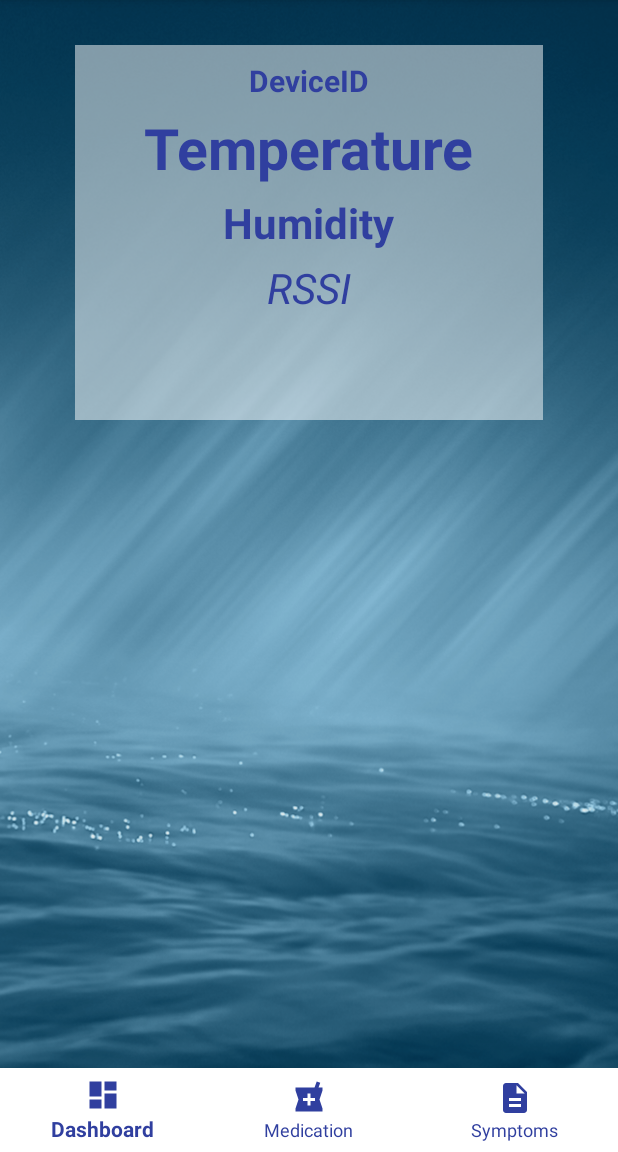
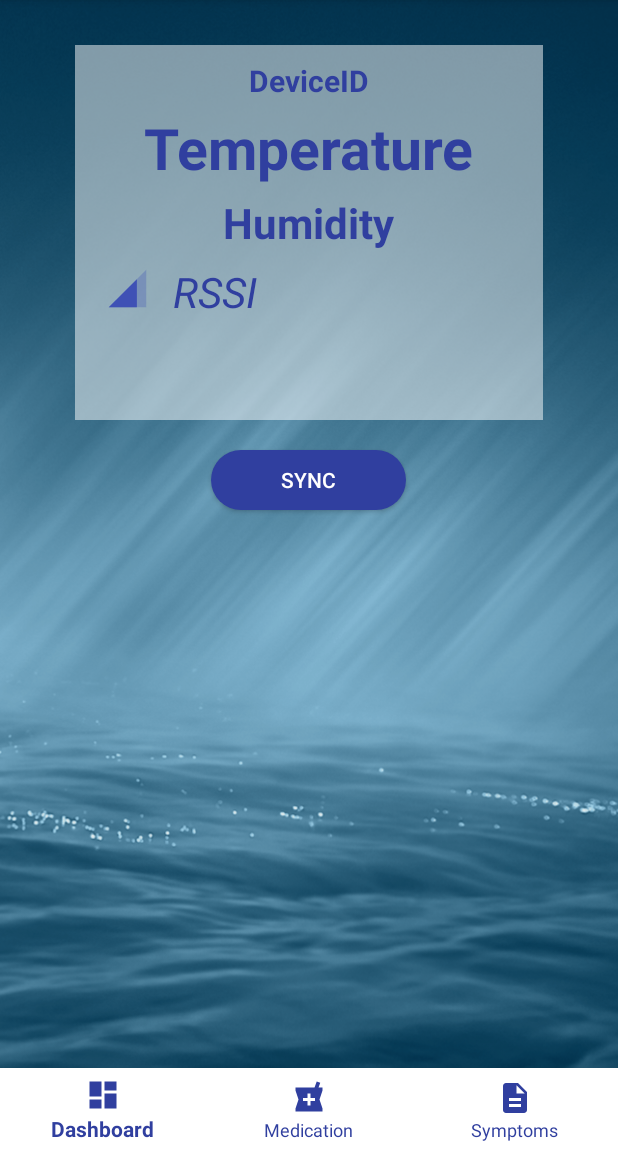
Before and after one commit to MuradAhmad/Asthma, an Android app: the MainActivity screen opened directly, with no data from a screen before it, on a phone screen of 412 x 824 dp, the part 84-1236 px from its top. Run offline under Robolectric (Android 15) with nearby library versions, the phone set to English and light mode, and no system bars; our stand-ins replace Volley; libraries missing offline, so code that uses them is left out: org.altbeacon.beacon; 2 statements that could not run were skipped.

Commit message:
update
update

```diff
--- a/app/src/main/AndroidManifest.xml
+++ b/app/src/main/AndroidManifest.xml
@@ -53,8 +53,7 @@
 
         <receiver
             android:name=".NotificationReceiver"
-            android:enabled="true"
-            android:exported="false" >
+            >
         </receiver>
 
 
--- a/app/src/main/java/com/example/murahmad/asthma/Database.java
+++ b/app/src/main/java/com/example/murahmad/asthma/Database.java
@@ -96,7 +96,7 @@ public class Database extends SQLiteOpenHelper {
         db.execSQL("create table " + SYMPTOMS_TABLE + "(Symptoms TEXT, Timestamp REAL)");
         db.execSQL("create table " + FEEDBACK_TABLE + "(Feedback TEXT, Timestamp REAL)");
         db.execSQL("create table " + LOCATION_TABLE + "(Latitude TEXT, Longitude TEXT, Timestamp REAL)");
-        db.execSQL("create table " + SETTING_TABLE + "(MorningTime TEXT, EveningTime TEXT, LoginToken TEXT, Timestamp REAL)");
+        db.execSQL("create table " + SETTING_TABLE + "(MorningTime TEXT, Eveni¢ngTime TEXT, LoginToken TEXT, Timestamp REAL)");
     }
 
     @Override
--- a/app/src/main/java/com/example/murahmad/asthma/MainActivity.java
+++ b/app/src/main/java/com/example/murahmad/asthma/MainActivity.java
@@ -30,6 +30,12 @@ import android.view.MenuItem;
 import android.widget.FrameLayout;
 import android.widget.Toast;
 
+import com.android.volley.Request;
+import com.android.volley.RequestQueue;
+import com.android.volley.Response;
+import com.android.volley.VolleyError;
+import com.android.volley.toolbox.JsonObjectRequest;
+import com.android.volley.toolbox.Volley;
 import com.google.android.gms.common.ConnectionResult;
 import com.google.android.gms.common.api.GoogleApiClient;
 import com.google.android.gms.location.FusedLocationProviderApi;
@@ -37,14 +43,19 @@ import com.google.android.gms.location.FusedLocationProviderClient;
 import com.google.android.gms.location.LocationListener;
 import com.google.android.gms.location.LocationRequest;
 import com.google.android.gms.location.LocationServices;
+import com.google.gson.JsonObject;
 
 import org.altbeacon.beacon.BeaconManager;
 import org.altbeacon.beacon.Region;
+import org.json.JSONException;
+import org.json.JSONObject;
 
 import java.util.ArrayList;
 import java.util.Calendar;
 import java.util.Date;
+import java.util.HashMap;
 import java.util.List;
+import java.util.Map;
 import java.util.Timer;
 import java.util.concurrent.ScheduledExecutorService;
 
@@ -81,6 +92,10 @@ public class MainActivity extends AppCompatActivity implements GoogleApiClient.C
     private Double myLongitude;
 
 
+    // array lists for local database tables
+    private List<String> symptomsList;
+    private List<String> feedbackList;
+    private List<String> deviceList;
 
     private static final String TAG = "MainActivity";
 
@@ -104,7 +119,7 @@ public class MainActivity extends AppCompatActivity implements GoogleApiClient.C
 
     Database handler;
     SQLiteDatabase db;
-    Cursor cursor;
+    Cursor cursor,cursor1,cursor2;
 
     private Timer timer;
     private Handler scanTimerHandler;
@@ -155,15 +170,22 @@ public class MainActivity extends AppCompatActivity implements GoogleApiClient.C
 
 
 
-       /* //database
+        // send symptoms, feedback, location. device data to online server
+        // get data from local DB
 
         handler = new Database(this);
         db = handler.getReadableDatabase();
 
+        // array list to store data from local DB
+        symptomsList = new ArrayList<>();
+        feedbackList = new ArrayList<>();
+        deviceList = new ArrayList<String>();
 
 
+        //database
 
-
+        handler = new Database(this);
+        db = handler.getReadableDatabase();
 
         // send User notification
 
@@ -190,29 +212,24 @@ public class MainActivity extends AppCompatActivity implements GoogleApiClient.C
 
 
 
-        String[] parts = morningTime.split(":");
-        String part1 = parts[0]; // hour
-        String part2 = parts[1]; // minutes
+        if((morningTime != null && !morningTime.isEmpty()) || (eveningTime != null && !eveningTime.isEmpty())) {
 
-        Log.d("Morning Hour", String.valueOf(part1));
-        Log.d("Morning Minutes", String.valueOf(part2));
 
+            // set notification time here
             Calendar calendar = Calendar.getInstance();
-        long currentTime = Calendar.getInstance().getTimeInMillis();
+            calendar.set(Calendar.SECOND, 0);
+            calendar.set(Calendar.MILLISECOND, 0);
+            long currentTime = calendar.getTimeInMillis();
+            // System.currentTimeMillis();
+
             Log.d("current Time", String.valueOf(currentTime));
 
-        calendar.set(Calendar.HOUR_OF_DAY, Integer.valueOf(part1));
-        calendar.set(Calendar.MINUTE, Integer.valueOf(part2));
-        calendar.set(Calendar.SECOND, 0);
+            Long morningTimeLong = Long.valueOf(morningTime);
+            Long eveningTimeLong = Long.valueOf(eveningTime);
 
-        Log.d("Morning time from DB", String.valueOf(calendar.getTimeInMillis()));
+            Log.d("Morning time from DB", String.valueOf(morningTimeLong));
 
-
-        // set evening notification
-        Calendar calendar2 = Calendar.getInstance();
-
-        if( currentTime == calendar.getTimeInMillis() ) {
-
+            if ((morningTimeLong.compareTo(currentTime)>= 0) || (eveningTimeLong.compareTo(currentTime)>= 0)) {
 
                 Intent intent = new Intent(getApplicationContext(), NotificationReceiver.class);
                 PendingIntent pendingIntent = PendingIntent.getBroadcast(getApplicationContext(), 100, intent, PendingIntent.FLAG_UPDATE_CURRENT);
@@ -223,7 +240,8 @@ public class MainActivity extends AppCompatActivity implements GoogleApiClient.C
 
             }
 
-*/
+        }
+
 
 
         // Bluetooth manager
@@ -232,10 +250,6 @@ public class MainActivity extends AppCompatActivity implements GoogleApiClient.C
         bluetoothAdapter = bluetoothManager.getAdapter();
 
         beaconManager = BeaconManager.getInstanceForApplication(this);
-
-
-
-
 
         //requestPermissions(new String[]{Manifest.permission.ACCESS_COARSE_LOCATION}, 1234);
 
@@ -297,11 +311,6 @@ public class MainActivity extends AppCompatActivity implements GoogleApiClient.C
             getSupportFragmentManager().beginTransaction().replace(R.id.fragment_container, new Dashboard()).commit();
             bottomNavigationView.setSelectedItemId(R.id.dashboard);
         }
-
-
-
-
-
 
 
 
@@ -427,13 +436,6 @@ public class MainActivity extends AppCompatActivity implements GoogleApiClient.C
 *//*
 
 
-
-
-
-
-
-
-
 }
 
 */
@@ -482,12 +484,6 @@ public class MainActivity extends AppCompatActivity implements GoogleApiClient.C
         }
         LocationServices.FusedLocationApi.requestLocationUpdates(googleApiClient, locationRequest, this);
     }
-
-
-
-
-
-
 
     @Override
     protected void onStart() {
@@ -588,6 +584,7 @@ public class MainActivity extends AppCompatActivity implements GoogleApiClient.C
     @Override
     public void onRequestPermissionsResult(int requestCode, @NonNull String[] permissions, @NonNull int[] grantResults) {
         super.onRequestPermissionsResult(requestCode, permissions, grantResults);
+        if(grantResults.length>1)
         switch (requestCode) {
             case MY_PERMISSION_REQUEST_FINE_LOCATION:
                 if (grantResults[0] == PackageManager.PERMISSION_GRANTED) {
@@ -606,4 +603,7 @@ public class MainActivity extends AppCompatActivity implements GoogleApiClient.C
         }
     }
 
+
+
+
 }
--- a/app/src/main/java/com/example/murahmad/asthma/UserProfile.java
+++ b/app/src/main/java/com/example/murahmad/asthma/UserProfile.java
@@ -91,7 +91,7 @@ public class UserProfile extends Fragment {
                     }
                 }
                 cursor.close();
-                db.close();
+
 
 
 
--- /dev/null
+++ b/app/src/main/res/drawable/ic_network_cell_24dp.xml
@@ -0,0 +1,13 @@
+<vector xmlns:android="http://schemas.android.com/apk/res/android"
+        android:width="24dp"
+        android:height="24dp"
+        android:viewportWidth="24.0"
+        android:viewportHeight="24.0">
+    <path
+        android:fillColor="#3F51B5"
+        android:pathData="M2,22h20V2z"
+        android:fillAlpha=".3"/>
+    <path
+        android:fillColor="#3F51B5"
+        android:pathData="M17,7L2,22h15z"/>
+</vector>
--- a/app/src/main/res/layout/activity_dashboard.xml
+++ b/app/src/main/res/layout/activity_dashboard.xml
@@ -12,6 +12,7 @@
 
 
         <LinearLayout
+            android:id="@+id/lldevicedata"
             android:layout_width="match_parent"
             android:layout_height="250dp"
             android:layout_marginEnd="50dp"
@@ -21,8 +22,8 @@
             android:layout_marginTop="30dp"
             android:layout_marginBottom="200dp"
 
+            >
 
-            >
         <TextView
             android:id="@+id/txtDeviceId"
             android:layout_width="wrap_content"
@@ -67,7 +68,26 @@
                 android:textStyle="bold"
                 android:textColor="@color/colorPrimaryDark"
                 />
-            <TextView
+
+
+    <LinearLayout
+        android:layout_width="wrap_content"
+        android:layout_height="wrap_content"
+        android:layout_marginEnd="10dp"
+        android:layout_marginStart="10dp"
+        android:orientation="horizontal"
+        >
+
+        <ImageView
+            android:id="@+id/image1"
+            android:layout_width="30dp"
+            android:layout_height="30dp"
+            android:layout_marginStart="10dp"
+            android:layout_marginTop="10dp"
+            android:layout_marginEnd="15dp"
+            android:src="@drawable/ic_network_cell_24dp" />
+
+    <TextView
                 android:id="@+id/txtRssi"
                 android:layout_width="wrap_content"
                 android:layout_height="wrap_content"
@@ -81,9 +101,28 @@
                 android:textStyle="italic"
                 android:textColor="@color/colorPrimaryDark"
                 />
-     </LinearLayout>
+
+
+    </LinearLayout>
 
 
 
 
+
+     </LinearLayout>
+
+
+    <Button
+        android:id="@+id/btnSync"
+        android:layout_width="130dp"
+        android:layout_height="40dp"
+        android:layout_centerHorizontal="true"
+        android:layout_marginTop="300dp"
+        android:background="@drawable/login_button"
+        android:text="Sync"
+        android:textColor="@color/colorWhite"
+        android:textStyle="normal"
+
+        />
+
 </RelativeLayout>
```
Also changed, not shown: app/src/main/java/com/example/murahmad/asthma/Dashboard.java (+205 -2 lines), app/src/main/java/com/example/murahmad/asthma/Feedback.java (+24 -23 lines), app/src/main/java/com/example/murahmad/asthma/RuuviTagScanner.java (+37 -24 lines), app/src/main/java/com/example/murahmad/asthma/Setting.java (+19 -2 lines), app/src/main/java/com/example/murahmad/asthma/Symptoms.java (+10 -40 lines). Lines whose indentation alone changed are shown as unchanged.
